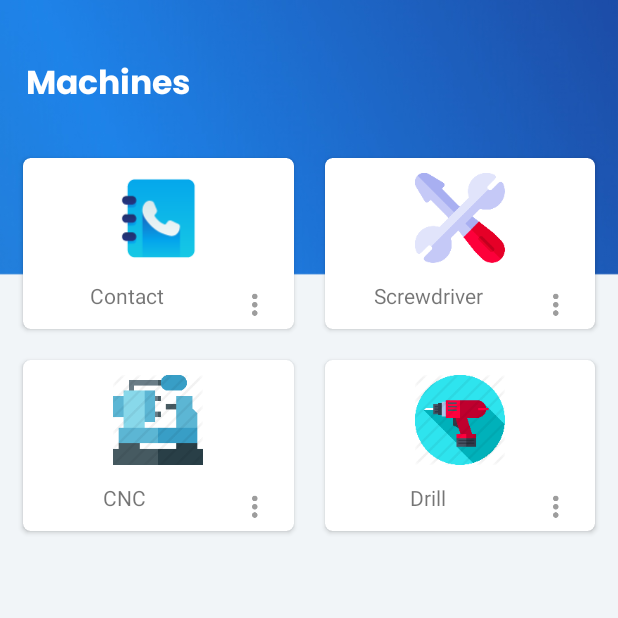
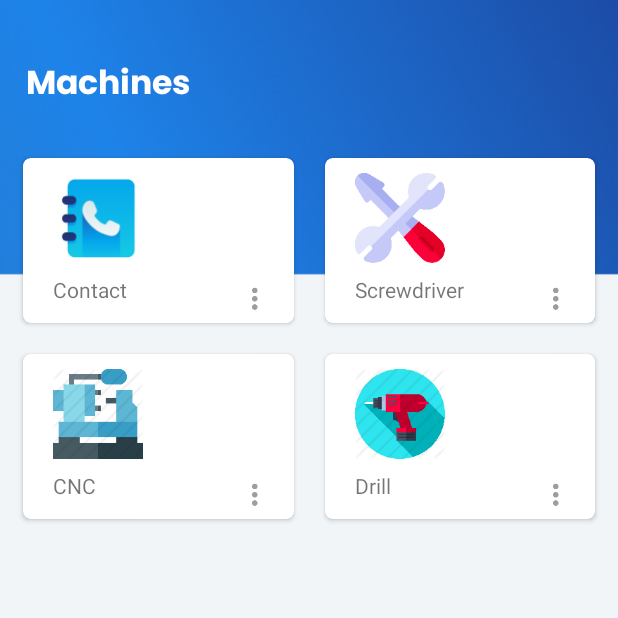
Before and after one commit to manuethomas/Rotor-App-TBI, an Android app: the screen it shows after launch (MainActivity), on a phone screen of 412 x 824 dp, the top half of it. Run offline under Robolectric (Android 15) with nearby library versions, the phone set to English and light mode, and no system bars.

Commit message:
bg fixed cardview items aligned

```diff
--- a/app/src/main/res/layout/machine_card.xml
+++ b/app/src/main/res/layout/machine_card.xml
@@ -24,14 +24,16 @@
                 android:layout_width="match_parent"
                 android:layout_height="match_parent"
                 android:layout_marginTop="10dp"
-                android:gravity="center_horizontal"
+                android:gravity="left"
                 android:orientation="vertical"
-                card_view:layout_constraintTop_toTopOf="parent">
+                card_view:layout_constraintTop_toTopOf="parent"
+                tools:layout_editor_absoluteX="5dp">
 
                 <ImageView
                     android:id="@+id/machineCardImageView"
                     android:layout_width="@dimen/card_thumbnail_width"
-                    android:layout_height="@dimen/card_thumbnail_height" />
+                    android:layout_height="@dimen/card_thumbnail_height"
+                    android:layout_marginStart="20dp" />
 
 
             </LinearLayout>
@@ -40,7 +42,7 @@
                 android:id="@+id/linLayoutHorizontal"
                 android:layout_width="match_parent"
                 android:layout_height="wrap_content"
-                android:layout_marginTop="12dp"
+                android:layout_marginTop="8dp"
                 android:orientation="horizontal"
                 card_view:layout_constraintEnd_toEndOf="parent"
                 card_view:layout_constraintStart_toStartOf="parent"
@@ -50,10 +52,10 @@
                     android:id="@+id/machineCardName"
                     android:layout_width="match_parent"
                     android:layout_height="wrap_content"
-                    android:layout_marginStart="5dp"
+                    android:layout_marginStart="20dp"
                     android:layout_weight="1"
                     android:text="Demo Text"
-                    android:textAlignment="center" />
+                    android:textAlignment="viewStart" />
 
 
                 <ImageView
```
